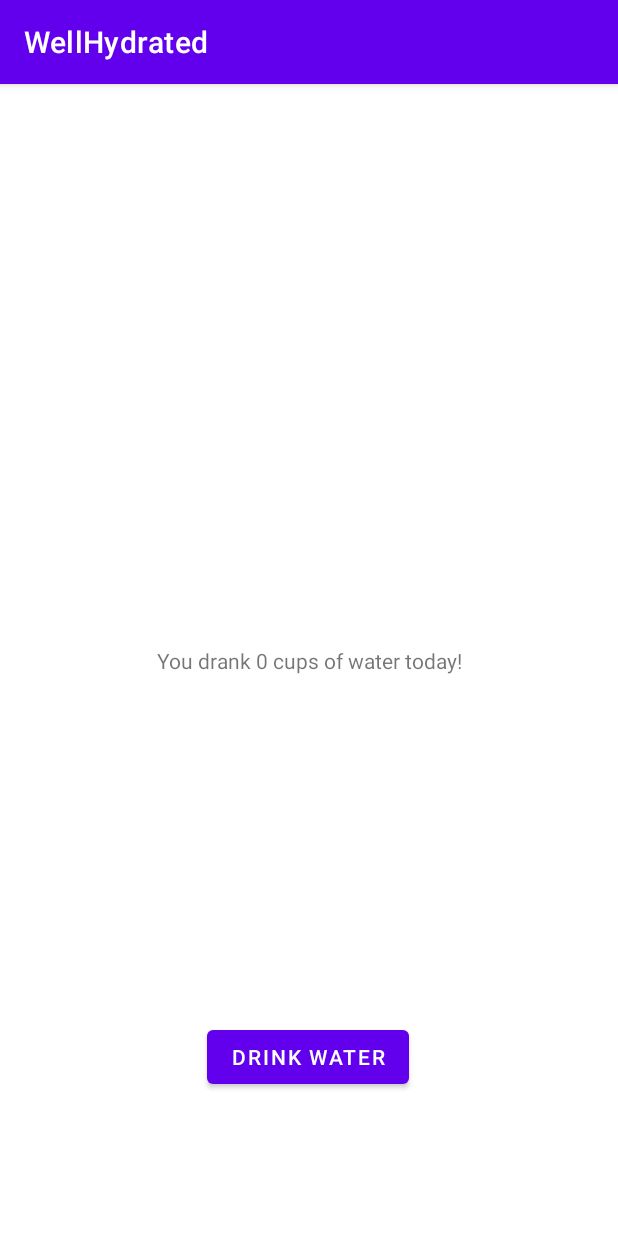
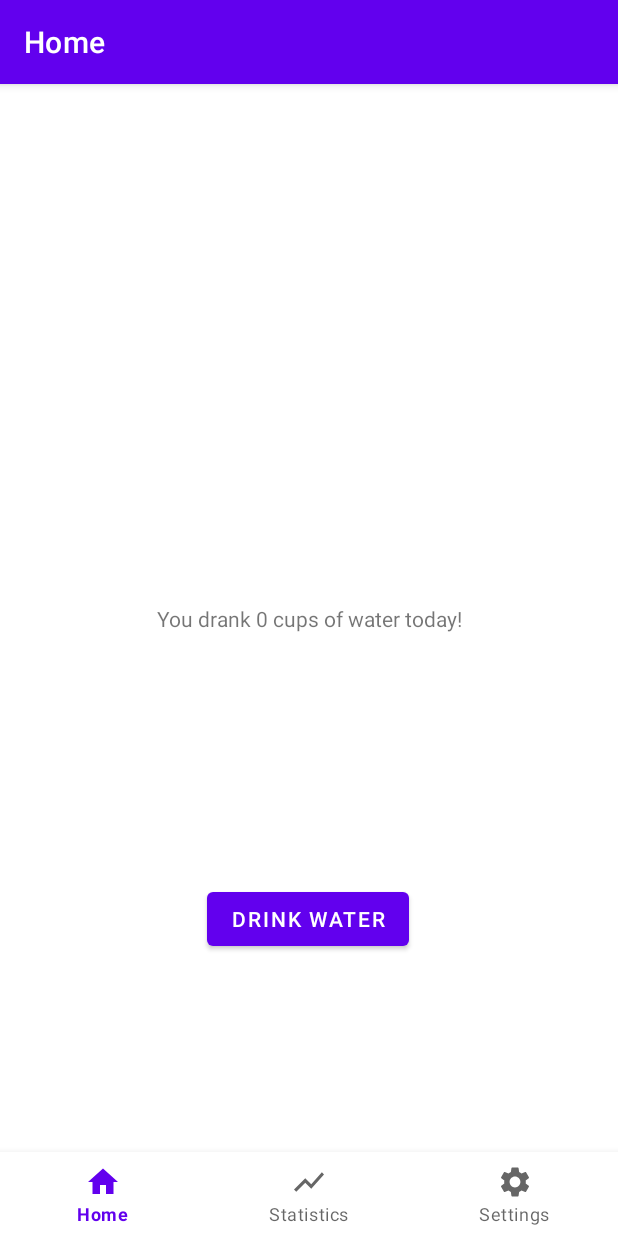
Before and after one commit to jay-hui/comp4521-project, an Android app: the screen it shows after launch (MainActivity), on a phone screen of 412 x 824 dp. Run offline under Robolectric (Android 15) with nearby library versions, the phone set to English and light mode, and no system bars; our stand-ins replace navigation-ui.

Commit message:
navbar and fragments added

```diff
--- a/app/build.gradle
+++ b/app/build.gradle
@@ -32,6 +32,9 @@ dependencies {
     implementation 'androidx.appcompat:appcompat:1.4.0'
     implementation 'com.google.android.material:material:1.4.0'
     implementation 'androidx.constraintlayout:constraintlayout:2.1.2'
+    implementation 'androidx.navigation:navigation-fragment:2.3.5'
+    implementation 'androidx.navigation:navigation-ui:2.3.5'
+    implementation 'androidx.legacy:legacy-support-v4:1.0.0'
     testImplementation 'junit:junit:4.13.2'
     androidTestImplementation 'androidx.test.ext:junit:1.1.3'
     androidTestImplementation 'androidx.test.espresso:espresso-core:3.4.0'
--- a/app/src/main/AndroidManifest.xml
+++ b/app/src/main/AndroidManifest.xml
@@ -1,6 +1,6 @@
 <?xml version="1.0" encoding="utf-8"?>
 <manifest xmlns:android="http://schemas.android.com/apk/res/android"
-    package="com.example.wellhydrated" >
+    package="com.example.wellhydrated">
 
     <application
         android:allowBackup="true"
@@ -8,10 +8,10 @@
         android:label="@string/app_name"
         android:roundIcon="@mipmap/ic_launcher_round"
         android:supportsRtl="true"
-        android:theme="@style/Theme.WellHydrated" >
+        android:theme="@style/Theme.WellHydrated">
         <activity
             android:name=".MainActivity"
-            android:exported="true" >
+            android:exported="true">
             <intent-filter>
                 <action android:name="android.intent.action.MAIN" />
 
--- /dev/null
+++ b/app/src/main/java/com/example/wellhydrated/HomeFragment.java
@@ -0,0 +1,43 @@
+package com.example.wellhydrated;
+
+import android.os.Bundle;
+
+import androidx.fragment.app.Fragment;
+
+import android.util.Log;
+import android.view.LayoutInflater;
+import android.view.View;
+import android.view.ViewGroup;
+
+/**
+ * A simple {@link Fragment} subclass.
+ * Use the {@link HomeFragment#newInstance} factory method to
+ * create an instance of this fragment.
+ */
+public class HomeFragment extends Fragment {
+
+    public HomeFragment() {
+        // Required empty public constructor
+    }
+
+    public static HomeFragment newInstance() {
+        HomeFragment fragment = new HomeFragment();
+        Bundle args = new Bundle();
+        fragment.setArguments(args);
+        Log.d("MainFragment", "created new instance");
+        return fragment;
+    }
+
+    @Override
+    public void onCreate(Bundle savedInstanceState) {
+        super.onCreate(savedInstanceState);
+        Log.d("MainFragment", "created main fragment");
+    }
+
+    @Override
+    public View onCreateView(LayoutInflater inflater, ViewGroup container, Bundle savedInstanceState) {
+        // Inflate the layout for this fragment
+        Log.d("MainFragment", "created main fragment view");
+        return inflater.inflate(R.layout.fragment_home, container, false);
+    }
+}
--- a/app/src/main/java/com/example/wellhydrated/MainActivity.java
+++ b/app/src/main/java/com/example/wellhydrated/MainActivity.java
@@ -6,7 +6,13 @@ import android.view.View;
 import android.widget.TextView;
 import android.widget.Toast;
 
+import com.google.android.material.bottomnavigation.BottomNavigationView;
+
 import androidx.appcompat.app.AppCompatActivity;
+import androidx.navigation.NavController;
+import androidx.navigation.Navigation;
+import androidx.navigation.ui.AppBarConfiguration;
+import androidx.navigation.ui.NavigationUI;
 
 public class MainActivity extends AppCompatActivity {
 
@@ -19,9 +25,28 @@ public class MainActivity extends AppCompatActivity {
         setContentView(R.layout.activity_main);
         labelWaterAmount = findViewById(R.id.label_water_amount);
         Log.d("MainActivity", "main activity started");
+
+        BottomNavigationView bottomNavigationView = findViewById(R.id.bottomNavigationView);
+        NavController navController = Navigation.findNavController(this, R.id.nav_host_fragment);
+        AppBarConfiguration appBarConfiguration = new AppBarConfiguration.Builder(
+                R.id.homeFragment,
+                R.id.statisticsFragment,
+                R.id.settingsFragment
+        ).build();
+
+        NavigationUI.setupWithNavController(bottomNavigationView, navController);
+        NavigationUI.setupActionBarWithNavController(this, navController, appBarConfiguration);
+
+    }
+
+    public void getHomeInfo() {
+        labelWaterAmount = findViewById(R.id.label_water_amount);
+        String newText = "You drank " + waterCount + " cups of water today!";
+        labelWaterAmount.setText(newText);
     }
 
     public void drinkWater(View view) {
+        labelWaterAmount = findViewById(R.id.label_water_amount);
         waterCount++;
         String newText = "You drank " + waterCount + " cups of water today!";
         labelWaterAmount.setText(newText);
@@ -29,4 +54,5 @@ public class MainActivity extends AppCompatActivity {
         Toast toast = Toast.makeText(this, R.string.toast_drink_water, Toast.LENGTH_SHORT);
         toast.show();
     }
+
 }
--- /dev/null
+++ b/app/src/main/res/drawable/ic_home.xml
@@ -0,0 +1,10 @@
+<vector xmlns:android="http://schemas.android.com/apk/res/android"
+    android:width="24dp"
+    android:height="24dp"
+    android:viewportWidth="24"
+    android:viewportHeight="24"
+    android:tint="?attr/colorControlNormal">
+  <path
+      android:fillColor="@android:color/white"
+      android:pathData="M10,20v-6h4v6h5v-8h3L12,3 2,12h3v8z"/>
+</vector>
--- /dev/null
+++ b/app/src/main/res/drawable/ic_settings.xml
@@ -0,0 +1,10 @@
+<vector xmlns:android="http://schemas.android.com/apk/res/android"
+    android:width="24dp"
+    android:height="24dp"
+    android:viewportWidth="24"
+    android:viewportHeight="24"
+    android:tint="?attr/colorControlNormal">
+  <path
+      android:fillColor="@android:color/white"
+      android:pathData="M19.14,12.94c0.04,-0.3 0.06,-0.61 0.06,-0.94c0,-0.32 -0.02,-0.64 -0.07,-0.94l2.03,-1.58c0.18,-0.14 0.23,-0.41 0.12,-0.61l-1.92,-3.32c-0.12,-0.22 -0.37,-0.29 -0.59,-0.22l-2.39,0.96c-0.5,-0.38 -1.03,-0.7 -1.62,-0.94L14.4,2.81c-0.04,-0.24 -0.24,-0.41 -0.48,-0.41h-3.84c-0.24,0 -0.43,0.17 -0.47,0.41L9.25,5.35C8.66,5.59 8.12,5.92 7.63,6.29L5.24,5.33c-0.22,-0.08 -0.47,0 -0.59,0.22L2.74,8.87C2.62,9.08 2.66,9.34 2.86,9.48l2.03,1.58C4.84,11.36 4.8,11.69 4.8,12s0.02,0.64 0.07,0.94l-2.03,1.58c-0.18,0.14 -0.23,0.41 -0.12,0.61l1.92,3.32c0.12,0.22 0.37,0.29 0.59,0.22l2.39,-0.96c0.5,0.38 1.03,0.7 1.62,0.94l0.36,2.54c0.05,0.24 0.24,0.41 0.48,0.41h3.84c0.24,0 0.44,-0.17 0.47,-0.41l0.36,-2.54c0.59,-0.24 1.13,-0.56 1.62,-0.94l2.39,0.96c0.22,0.08 0.47,0 0.59,-0.22l1.92,-3.32c0.12,-0.22 0.07,-0.47 -0.12,-0.61L19.14,12.94zM12,15.6c-1.98,0 -3.6,-1.62 -3.6,-3.6s1.62,-3.6 3.6,-3.6s3.6,1.62 3.6,3.6S13.98,15.6 12,15.6z"/>
+</vector>
--- /dev/null
+++ b/app/src/main/res/drawable/ic_statistics.xml
@@ -0,0 +1,10 @@
+<vector xmlns:android="http://schemas.android.com/apk/res/android"
+    android:width="24dp"
+    android:height="24dp"
+    android:viewportWidth="24"
+    android:viewportHeight="24"
+    android:tint="?attr/colorControlNormal">
+  <path
+      android:fillColor="@android:color/white"
+      android:pathData="M3.5,18.49l6,-6.01 4,4L22,6.92l-1.41,-1.41 -7.09,7.97 -4,-4L2,16.99z"/>
+</vector>
--- a/app/src/main/res/layout/activity_main.xml
+++ b/app/src/main/res/layout/activity_main.xml
@@ -7,27 +7,26 @@
     android:layout_height="match_parent"
     tools:context=".MainActivity">
 
-    <TextView
-        android:id="@+id/label_water_amount"
-        android:layout_width="wrap_content"
+    <com.google.android.material.bottomnavigation.BottomNavigationView
+        android:id="@+id/bottomNavigationView"
+        android:layout_width="match_parent"
         android:layout_height="wrap_content"
-        android:text="@string/label_water_amount"
-        app:layout_constraintBottom_toBottomOf="parent"
-        app:layout_constraintLeft_toLeftOf="parent"
-        app:layout_constraintRight_toRightOf="parent"
-        app:layout_constraintTop_toTopOf="parent" />
-
-    <Button
-        android:id="@+id/button"
-        android:layout_width="wrap_content"
-        android:layout_height="wrap_content"
-        android:text="@string/button_drink_water"
         app:layout_constraintBottom_toBottomOf="parent"
         app:layout_constraintEnd_toEndOf="parent"
-        app:layout_constraintHorizontal_bias="0.498"
+        app:layout_constraintHorizontal_bias="1.0"
+        app:layout_constraintStart_toStartOf="parent"
+        app:menu="@menu/bottom_menu" />
+
+    <fragment
+        android:id="@+id/nav_host_fragment"
+        android:name="androidx.navigation.fragment.NavHostFragment"
+        android:layout_width="0dp"
+        android:layout_height="0dp"
+        app:defaultNavHost="true"
+        app:layout_constraintBottom_toTopOf="@+id/bottomNavigationView"
+        app:layout_constraintEnd_toEndOf="parent"
         app:layout_constraintStart_toStartOf="parent"
         app:layout_constraintTop_toTopOf="parent"
-        app:layout_constraintVertical_bias="0.868"
-        android:onClick="drinkWater" />
+        app:navGraph="@navigation/navigation_bar" />
 
 </androidx.constraintlayout.widget.ConstraintLayout>
--- /dev/null
+++ b/app/src/main/res/layout/fragment_home.xml
@@ -0,0 +1,33 @@
+<?xml version="1.0" encoding="utf-8"?>
+<androidx.constraintlayout.widget.ConstraintLayout
+    xmlns:android="http://schemas.android.com/apk/res/android"
+    xmlns:tools="http://schemas.android.com/tools"
+    xmlns:app="http://schemas.android.com/apk/res-auto"
+    android:layout_width="match_parent"
+    android:layout_height="match_parent"
+    tools:context=".HomeFragment">
+
+    <Button
+        android:id="@+id/button"
+        android:layout_width="wrap_content"
+        android:layout_height="wrap_content"
+        android:onClick="drinkWater"
+        android:text="@string/button_drink_water"
+        app:layout_constraintBottom_toBottomOf="parent"
+        app:layout_constraintEnd_toEndOf="parent"
+        app:layout_constraintHorizontal_bias="0.498"
+        app:layout_constraintStart_toStartOf="parent"
+        app:layout_constraintTop_toTopOf="parent"
+        app:layout_constraintVertical_bias="0.802" />
+
+    <TextView
+        android:id="@+id/label_water_amount"
+        android:layout_width="wrap_content"
+        android:layout_height="wrap_content"
+        android:text="@string/label_water_amount"
+        app:layout_constraintBottom_toBottomOf="parent"
+        app:layout_constraintLeft_toLeftOf="parent"
+        app:layout_constraintRight_toRightOf="parent"
+        app:layout_constraintTop_toTopOf="parent" />
+
+</androidx.constraintlayout.widget.ConstraintLayout>
--- /dev/null
+++ b/app/src/main/res/menu/bottom_menu.xml
@@ -0,0 +1,16 @@
+<?xml version="1.0" encoding="utf-8"?>
+<menu xmlns:android="http://schemas.android.com/apk/res/android">
+
+    <item
+        android:id="@+id/homeFragment"
+        android:icon="@drawable/ic_home"
+        android:title="Home" />
+    <item
+        android:id="@+id/statisticsFragment"
+        android:icon="@drawable/ic_statistics"
+        android:title="Statistics" />
+    <item
+        android:id="@+id/settingsFragment"
+        android:icon="@drawable/ic_settings"
+        android:title="Settings" />
+</menu>
--- /dev/null
+++ b/app/src/main/res/navigation/navigation_bar.xml
@@ -0,0 +1,22 @@
+<?xml version="1.0" encoding="utf-8"?>
+<navigation xmlns:android="http://schemas.android.com/apk/res/android"
+    xmlns:app="http://schemas.android.com/apk/res-auto"
+    xmlns:tools="http://schemas.android.com/tools"
+    android:id="@+id/navigation_bar"
+    app:startDestination="@id/homeFragment">
+    <fragment
+        android:id="@+id/homeFragment"
+        android:name="com.example.wellhydrated.HomeFragment"
+        android:label="@string/home"
+        tools:layout="@layout/fragment_home" />
+    <fragment
+        android:id="@+id/statisticsFragment"
+        android:name="com.example.wellhydrated.StatisticsFragment"
+        android:label="@string/statistics"
+        tools:layout="@layout/fragment_statistics" />
+    <fragment
+        android:id="@+id/settingsFragment"
+        android:name="com.example.wellhydrated.SettingsFragment"
+        android:label="@string/settings"
+        tools:layout="@layout/fragment_settings" />
+</navigation>
--- a/app/src/main/res/values/strings.xml
+++ b/app/src/main/res/values/strings.xml
@@ -3,4 +3,9 @@
     <string name="button_drink_water">Drink Water</string>
     <string name="toast_drink_water">You drank a cup of water!</string>
     <string name="label_water_amount">You drank 0 cups of water today!</string>
+    <!-- TODO: Remove or change this placeholder text -->
+    <string name="hello_blank_fragment">Hello blank fragment</string>
+    <string name="statistics">Statistics</string>
+    <string name="settings">Settings</string>
+    <string name="home">Home</string>
 </resources>
```
Also changed, not shown: app/src/main/java/com/example/wellhydrated/SettingsFragment.java (added, +64 -0 lines), app/src/main/java/com/example/wellhydrated/StatisticsFragment.java (added, +64 -0 lines), app/src/main/res/layout/fragment_settings.xml (added, +20 -0 lines), app/src/main/res/layout/fragment_statistics.xml (added, +20 -0 lines).
